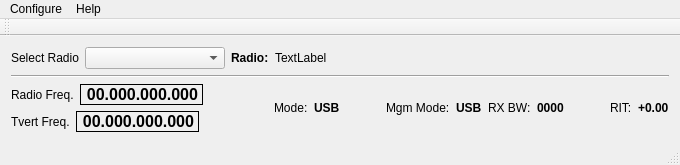
zsteva/backup-minos2, file mqt/MqtRigControl/rigcontrolmainwindow.ui: the form before one commit.
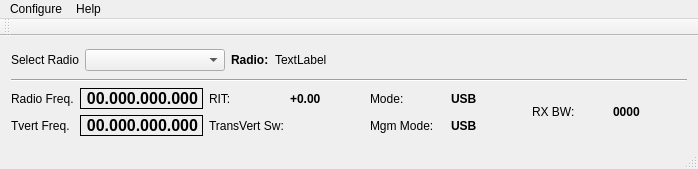
The form after the commit.

Commit message: add transvertSw num label to rigcontrol ui add first pass of multiple transverter to setfreq

The edit to the form file:
```diff
--- a/mqt/MqtRigControl/rigcontrolmainwindow.ui
+++ b/mqt/MqtRigControl/rigcontrolmainwindow.ui
@@ -6,15 +6,15 @@
    <rect>
     <x>0</x>
     <y>0</y>
-    <width>680</width>
-    <height>163</height>
+    <width>698</width>
+    <height>169</height>
    </rect>
   </property>
   <property name="windowTitle">
    <string>Minos Rig Control</string>
   </property>
   <widget class="QWidget" name="centralWidget">
-   <layout class="QVBoxLayout" name="verticalLayout_3">
+   <layout class="QVBoxLayout" name="verticalLayout">
     <item>
      <layout class="QVBoxLayout" name="verticalLayout_2">
       <item>
@@ -85,11 +85,11 @@
        </widget>
       </item>
       <item>
-       <layout class="QHBoxLayout" name="horizontalLayout_8">
+       <layout class="QHBoxLayout" name="horizontalLayout_5">
         <item>
-         <layout class="QVBoxLayout" name="verticalLayout">
+         <layout class="QVBoxLayout" name="verticalLayout_5">
           <item>
-           <layout class="QHBoxLayout" name="horizontalLayout_10">
+           <layout class="QHBoxLayout" name="horizontalLayout_2">
             <item>
              <widget class="QLabel" name="FreqTitleA">
               <property name="text">
@@ -117,23 +117,10 @@
               </property>
              </widget>
             </item>
-            <item>
-             <spacer name="horizontalSpacer_5">
-              <property name="orientation">
-               <enum>Qt::Horizontal</enum>
-              </property>
-              <property name="sizeHint" stdset="0">
-               <size>
-                <width>40</width>
-                <height>20</height>
-               </size>
-              </property>
-             </spacer>
-            </item>
            </layout>
           </item>
           <item>
-           <layout class="QHBoxLayout" name="horizontalLayout_7">
+           <layout class="QHBoxLayout" name="horizontalLayout">
             <item>
              <widget class="QLabel" name="TVertTitleA">
               <property name="text">
@@ -161,27 +148,63 @@
               </property>
              </widget>
             </item>
+           </layout>
+          </item>
+         </layout>
+        </item>
             <item>
-             <spacer name="horizontalSpacer_8">
-              <property name="orientation">
-               <enum>Qt::Horizontal</enum>
+         <layout class="QVBoxLayout" name="verticalLayout_3">
+          <item>
+           <layout class="QHBoxLayout" name="horizontalLayout_3">
+            <item>
+             <widget class="QLabel" name="ritLbl">
+              <property name="text">
+               <string>RIT:</string>
               </property>
-              <property name="sizeHint" stdset="0">
-               <size>
-                <width>40</width>
-                <height>20</height>
-               </size>
+             </widget>
+            </item>
+            <item>
+             <widget class="QLabel" name="ritFreq">
+              <property name="font">
+               <font>
+                <weight>75</weight>
+                <bold>true</bold>
+               </font>
               </property>
-             </spacer>
+              <property name="frameShape">
+               <enum>QFrame::NoFrame</enum>
+              </property>
+              <property name="text">
+               <string>+0.00</string>
+              </property>
+             </widget>
             </item>
            </layout>
           </item>
-         </layout>
-        </item>
+          <item>
+           <layout class="QHBoxLayout" name="horizontalLayout_4">
+            <item>
+             <widget class="QLabel" name="transVertSwLbl">
+              <property name="text">
+               <string>TransVert Sw:</string>
+              </property>
+             </widget>
+            </item>
+            <item>
+             <widget class="QLabel" name="transVertSwNum">
+              <property name="text">
+               <string/>
+              </property>
+             </widget>
+            </item>
+           </layout>
+          </item>
+         </layout>
+        </item>
         <item>
-         <layout class="QGridLayout" name="gridLayout">
-          <item row="1" column="0">
-           <layout class="QHBoxLayout" name="horizontalLayout_2">
+         <layout class="QVBoxLayout" name="verticalLayout_4">
+          <item>
+           <layout class="QHBoxLayout" name="horizontalLayout_6">
             <item>
              <widget class="QLabel" name="modeATitle">
               <property name="text">
@@ -202,21 +225,10 @@
               </property>
              </widget>
             </item>
-            <item>
-             <spacer name="horizontalSpacer_2">
-              <property name="orientation">
-               <enum>Qt::Horizontal</enum>
-              </property>
-              <property name="sizeHint" stdset="0">
-               <size>
-                <width>40</width>
-                <height>20</height>
-               </size>
-              </property>
-             </spacer>
+           </layout>
             </item>
             <item>
-             <layout class="QHBoxLayout" name="horizontalLayout_5">
+           <layout class="QHBoxLayout" name="horizontalLayout_11">
               <item>
                <widget class="QLabel" name="label_3">
                 <property name="text">
@@ -237,6 +249,12 @@
                 </property>
                </widget>
               </item>
+           </layout>
+          </item>
+         </layout>
+        </item>
+        <item>
+         <layout class="QHBoxLayout" name="horizontalLayout_12">
               <item>
                <widget class="QLabel" name="label_2">
                 <property name="text">
@@ -257,50 +275,6 @@
                 </property>
                </widget>
               </item>
-              <item>
-               <spacer name="horizontalSpacer_3">
-                <property name="orientation">
-                 <enum>Qt::Horizontal</enum>
-                </property>
-                <property name="sizeHint" stdset="0">
-                 <size>
-                  <width>40</width>
-                  <height>20</height>
-                 </size>
-                </property>
-               </spacer>
-              </item>
-              <item>
-               <layout class="QHBoxLayout" name="horizontalLayout">
-                <item>
-                 <widget class="QLabel" name="ritLbl">
-                  <property name="text">
-                   <string>RIT:</string>
-                  </property>
-                 </widget>
-                </item>
-                <item>
-                 <widget class="QLabel" name="ritFreq">
-                  <property name="font">
-                   <font>
-                    <weight>75</weight>
-                    <bold>true</bold>
-                   </font>
-                  </property>
-                  <property name="frameShape">
-                   <enum>QFrame::NoFrame</enum>
-                  </property>
-                  <property name="text">
-                   <string>+0.00</string>
-                  </property>
-                 </widget>
-                </item>
-               </layout>
-              </item>
-             </layout>
-            </item>
-           </layout>
-          </item>
          </layout>
         </item>
        </layout>
@@ -314,7 +288,7 @@
     <rect>
      <x>0</x>
      <y>0</y>
-     <width>680</width>
+     <width>698</width>
      <height>21</height>
     </rect>
    </property>
```
Lines whose indentation alone changed are shown as unchanged. The commit also changes 2 other files.
